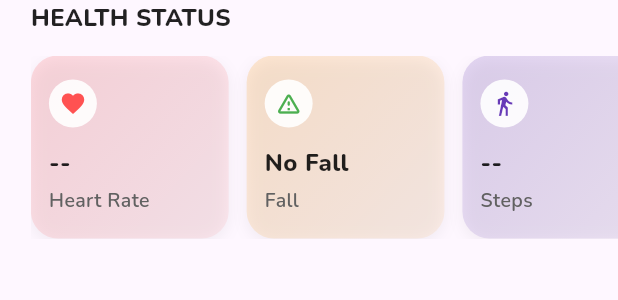
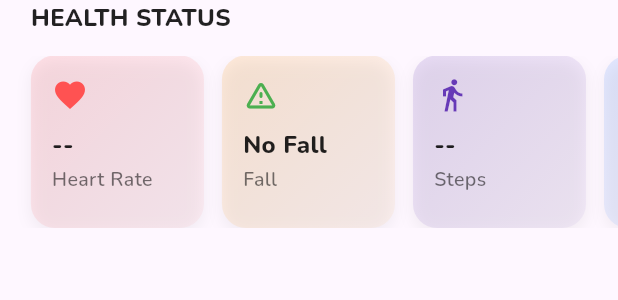
Before and after one commit to kartikkumarofficial/elder_care, a Flutter app: what healthStatusSection() shows on an empty page, opened directly, on a phone screen of 412 x 824 dp. Shown: the top 300 px of the screen. Run offline on Flutter 3.47's test engine with Material 3 defaults, Android fonts, the phone set to English and light mode, and no system bars; our stand-ins replace battery_plus, date_picker_timeline, file_picker, geolocator, get, google_fonts and 7 more; missing offline and left inert: day_night_time_picker; accounts and stored records are empty.

Commit message:
feat: Redesign Dashboard Cards and Task List UI
This commit introduces a major UI overhaul for several key components on the dashboard, including the Health Status cards, Event cards, and the Task list. The new design is more modern, visually consistent, and space-efficient.

- **Task List Redesign (`lib/modules/tasks/views/task_section.dart`):**
    - Completely redesigned the task list items with a modern, pill-shaped card aesthetic, featuring a subtle background color, border, and soft shadow.
    - Added a circular icon bubble (`task_alt_rounded`) for better visual distinction.
    - Improved typography and text hierarchy for title and date, making items more readable.
    - The long-press gesture for editing/deleting has been removed; now both tap and long-press open the details dialog.
    - The task details dialog now includes a centered "Task" title for better context.
    - Adjusted spacing to be responsive to screen height.

- **Health Status Card Redesign (`lib/modules/caregiver/widgets/healthstatussection.dart`):**
    - Redesigned the horizontal health status cards (Heart Rate, Fall, etc.) to be more compact and visually appealing.
    - Cards are now slightly wider and shorter, with adjusted padding and softer gradients.
    - Replaced the icon chip with a simpler, larger icon for a cleaner look.
    - Unified typography for value and label text.
    - Fixed an issue where the horizontal scroll view had an unnecessary left padding, ensuring it aligns correctly.

- **Event Card Redesign (`lib/modules/events/views/eventssection.dart`):**
    - Revamped the compact event cards to match the app's modern login screen theme.
    - Cards now use a gradient background (`eaf4f2` to `fdfaf6`) and have more rounded corners.
    - The category icon bubble is larger, has a shadow, and uses a slightly transparent color for a softer effect.
    - Improved typography for the event title and date to enhance readability.
    - The category chip now has a cleaner design with a border and semi-transparent background.

- **Minor Code Cleanup:**
    - Removed an unnecessary `SizedBox` from `caregiver_dashboard.dart` to reduce whitespace.
    - Corrected imports and removed unused code comments across various files.
    - No functional changes were made to `login_screen.dart`; the diff only reflects formatting adjustments.

```diff
--- a/lib/modules/caregiver/views/caregiver_dashboard.dart
+++ b/lib/modules/caregiver/views/caregiver_dashboard.dart
@@ -174,7 +174,7 @@ class _CaregiverDashboardState extends State<CaregiverDashboard> {
               // Bottom Action Buttons (Call, Emergency, Caregivers)
 
 
-              const SizedBox(height: 200),
+              // const SizedBox(height: 200),
             ],
           ),
         );
--- a/lib/modules/caregiver/widgets/healthstatussection.dart
+++ b/lib/modules/caregiver/widgets/healthstatussection.dart
@@ -13,12 +13,12 @@ Widget healthStatusSection() {
       ? "--"
       : "${controller.oxygen.value}%";
 
-  return Padding(
-    padding: EdgeInsets.only(left: Get.width * 0.05),
-    child: Column(
+  return Column(
     crossAxisAlignment: CrossAxisAlignment.start,
     children: [
-        Text(
+      Padding(
+        padding: EdgeInsets.symmetric(horizontal: Get.width * 0.05),
+        child: Text(
           "HEALTH STATUS",
           style: GoogleFonts.nunito(
             fontSize: 16,
@@ -26,13 +26,16 @@ Widget healthStatusSection() {
             color: Colors.black87,
           ),
         ),
+      ),
+
       const SizedBox(height: 14),
 
-        // 🔥 Scrollable section only around the row
-        SingleChildScrollView(
+      /// FIX: No left gap, same as events card scroll
+      SizedBox(
+        height: 115, // shorter height
+        child: ListView(
+          padding: EdgeInsets.only(left: Get.width * 0.05),
           scrollDirection: Axis.horizontal,
-
-          child: Row(
           children: [
             healthCard(
               icon: Icons.favorite,
@@ -40,20 +43,23 @@ Widget healthStatusSection() {
               label: "Heart Rate",
               value: hr,
               gradient: [
-                  Colors.redAccent.withOpacity(0.18),
-                  Colors.redAccent.withOpacity(0.08),
+                Colors.redAccent.withOpacity(0.15),
+                Colors.redAccent.withOpacity(0.05),
               ],
             ),
             const SizedBox(width: 12),
 
             healthCard(
               icon: Icons.warning_amber_rounded,
-                iconColor: controller.fallDetected.value ? Colors.orange : Colors.green,
+              iconColor:
+              controller.fallDetected.value ? Colors.orange : Colors.green,
               label: "Fall",
-                value: controller.fallDetected.value ? "Fall Detected" : "No Fall",
+              value: controller.fallDetected.value
+                  ? "Fall Detected"
+                  : "No Fall",
               gradient: [
-                  Colors.orange.withOpacity(0.18),
-                  Colors.orange.withOpacity(0.08),
+                Colors.orange.withOpacity(0.15),
+                Colors.orange.withOpacity(0.05),
               ],
             ),
             const SizedBox(width: 12),
@@ -66,8 +72,8 @@ Widget healthStatusSection() {
                   ? "--"
                   : controller.steps.value.toString(),
               gradient: [
-                  Colors.deepPurple.withOpacity(0.18),
-                  Colors.deepPurple.withOpacity(0.08),
+                Colors.deepPurple.withOpacity(0.15),
+                Colors.deepPurple.withOpacity(0.05),
               ],
             ),
             const SizedBox(width: 12),
@@ -78,17 +84,17 @@ Widget healthStatusSection() {
               label: "Oxygen",
               value: oxy,
               gradient: [
-                  Colors.blueAccent.withOpacity(0.18),
-                  Colors.blueAccent.withOpacity(0.08),
+                Colors.blueAccent.withOpacity(0.15),
+                Colors.blueAccent.withOpacity(0.05),
               ],
             ),
           ],
         ),
       ),
     ],
-    ),
   );
 }
+
 Widget healthCard({
   required IconData icon,
   required Color iconColor,
@@ -97,39 +103,29 @@ Widget healthCard({
   required List<Color> gradient,
 }) {
   return Container(
-    width: Get.width * 0.32,   // matches your exact current look but ensures overflow
-    // auto responsive
-    padding: const EdgeInsets.symmetric(vertical: 16, horizontal: 12),
+    width: Get.width * 0.28,  // wider rectangular card
+    padding: const EdgeInsets.symmetric(vertical: 14, horizontal: 14),
     decoration: BoxDecoration(
-      borderRadius: BorderRadius.circular(18),
+      borderRadius: BorderRadius.circular(16),
       gradient: LinearGradient(
+        colors: gradient,
         begin: Alignment.topLeft,
         end: Alignment.bottomRight,
-        colors: gradient,
       ),
       boxShadow: [
         BoxShadow(
           color: Colors.black.withOpacity(0.05),
           blurRadius: 8,
-          offset: const Offset(0, 3),
+          offset: const Offset(0, 4),
         ),
       ],
     ),
     child: Column(
       crossAxisAlignment: CrossAxisAlignment.start,
       children: [
-        // icon chip
-        Container(
-          height: 32,
-          width: 32,
-          decoration: BoxDecoration(
-            shape: BoxShape.circle,
-            color: Colors.white.withOpacity(0.9),
-          ),
-          child: Icon(icon, color: iconColor, size: 18),
-        ),
+        Icon(icon, size: 24, color: iconColor),
 
-        const SizedBox(height: 12),
+        const SizedBox(height: 10),
 
         Text(
           value,
@@ -140,14 +136,14 @@ Widget healthCard({
           ),
         ),
 
-        const SizedBox(height: 4),
+        const SizedBox(height: 2),
 
         Text(
           label,
           style: GoogleFonts.nunito(
             fontSize: 13,
             fontWeight: FontWeight.w600,
-            color: Colors.grey[700],
+            color: Colors.black54,
           ),
         ),
       ],
```
Also changed, not shown: lib/modules/events/views/eventssection.dart (+105 -44 lines), lib/modules/tasks/views/task_section.dart (+142 -36 lines), lib/modules/auth/views/login_screen.dart (indentation only). Lines whose indentation alone changed are shown as unchanged.
